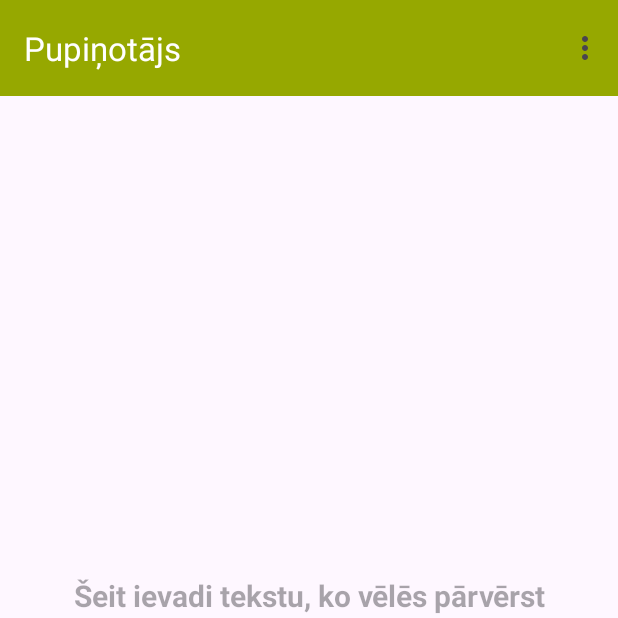
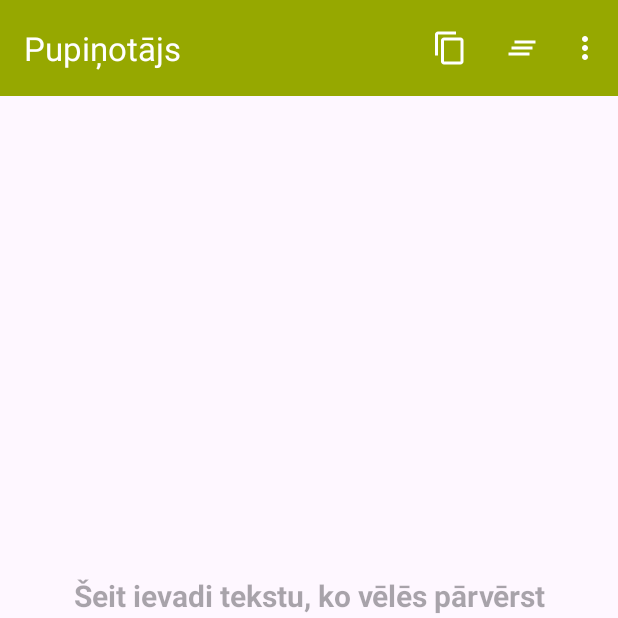
Before and after one commit to FrankMamuda/pupinotajs, an Android app: the screen it shows after launch (MainActivity), on a phone screen of 412 x 824 dp, the top half of it. Run offline under Robolectric (Android 15) with nearby library versions, the phone set to English and light mode, and no system bars.

Commit message:
update icons

```diff
--- a/app/src/main/AndroidManifest.xml
+++ b/app/src/main/AndroidManifest.xml
@@ -11,7 +11,7 @@
         android:roundIcon="@mipmap/ic_launcher_round"
         android:supportsRtl="true"
         android:theme="@style/Theme.Pupinotajs"
-        tools:targetApi="31">
+        tools:targetApi="34">
         <activity
             android:name=".MainActivity"
             android:exported="true"
--- /dev/null
+++ b/app/src/main/res/drawable/action_clear.xml
@@ -0,0 +1,5 @@
+<vector android:height="24dp" android:tint="#FFFFFF"
+    android:viewportHeight="24" android:viewportWidth="24"
+    android:width="24dp" xmlns:android="http://schemas.android.com/apk/res/android">
+    <path android:fillColor="@android:color/white" android:pathData="M5,13h14v-2L5,11v2zM3,17h14v-2L3,15v2zM7,7v2h14L21,7L7,7z"/>
+</vector>
--- /dev/null
+++ b/app/src/main/res/drawable/action_copy.xml
@@ -0,0 +1,5 @@
+<vector android:height="24dp" android:tint="#FFFFFF"
+    android:viewportHeight="24" android:viewportWidth="24"
+    android:width="24dp" xmlns:android="http://schemas.android.com/apk/res/android">
+    <path android:fillColor="@android:color/white" android:pathData="M16,1L4,1c-1.1,0 -2,0.9 -2,2v14h2L4,3h12L16,1zM19,5L8,5c-1.1,0 -2,0.9 -2,2v14c0,1.1 0.9,2 2,2h11c1.1,0 2,-0.9 2,-2L21,7c0,-1.1 -0.9,-2 -2,-2zM19,21L8,21L8,7h11v14z"/>
+</vector>
--- a/app/src/main/res/menu/menu_main.xml
+++ b/app/src/main/res/menu/menu_main.xml
@@ -3,8 +3,23 @@
     xmlns:tools="http://schemas.android.com/tools"
     tools:context="com.example.pupinotajs.MainActivity">
     <item
+        android:id="@+id/action_copy"
+        android:orderInCategory="100"
+        android:title="@string/action_copy"
+        android:icon="@drawable/action_copy"
+        app:showAsAction="ifRoom" />
+
+    <item
+        android:id="@+id/action_clear"
+        android:orderInCategory="100"
+        android:title="@string/action_clear"
+        android:icon="@drawable/action_clear"
+        app:showAsAction="ifRoom" />
+
+    <item
         android:id="@+id/action_settings"
         android:orderInCategory="100"
         android:title="@string/action_settings"
+        app:iconTint="@color/white"
         app:showAsAction="never" />
 </menu>
--- a/app/src/main/res/values/strings.xml
+++ b/app/src/main/res/values/strings.xml
@@ -1,10 +1,8 @@
 <resources>
     <string name="app_name">Pupiņotājs</string>
-    <string name="action_settings">Settings</string>
-    <!-- Strings used for fragments for navigation -->
+    <string name="action_settings">Uzstādījumi</string>
+    <string name="action_clear">Notīrīt</string>
+    <string name="action_copy">Nokopēt</string>
     <string name="first_fragment_label">Pupiņotājs</string>
-    <string name="next">Next</string>
-    <string name="previous">Previous</string>
-    <string name="lorem_ipsum">Bean stuff.</string>
     <string name="input_hint">Šeit ievadi tekstu, ko vēlēs pārvērst Pupiņvalodā.\n\nKad gatavs, nospied uz Pupiņas un gaidi brīnumu.</string>
 </resources>
--- a/app/src/main/res/values/themes.xml
+++ b/app/src/main/res/values/themes.xml
@@ -2,7 +2,10 @@
     <!-- Base application theme. -->
     <style name="Base.Theme.Pupinotajs" parent="Theme.Material3.DayNight.NoActionBar">
         <!-- Customize your light theme here. -->
-        <!-- <item name="colorPrimary">@color/my_light_primary</item> -->
+
+        <item name="colorPrimary">@color/bean</item>
+        <!--item name="android:textColorPrimary">#FFFFFFFF</item-->
+        <item name="android:textColorSecondary">#FFFFFFFF</item>
     </style>
 
     <style name="Theme.Pupinotajs" parent="Base.Theme.Pupinotajs" />
```
